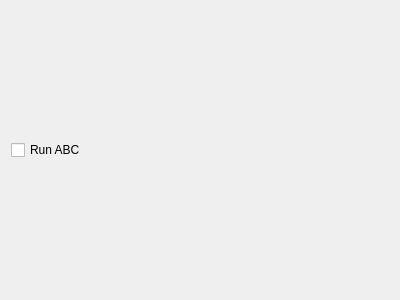
This is synthesisoptions.ui in libresilicon/qtflow as Qt 5 draws it before an edit. The edited form follows.
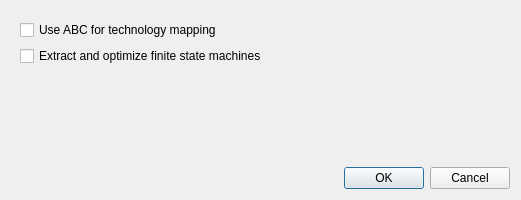
This is the edited form.

The edit to the form file:
```diff
--- a/synthesisoptions.ui
+++ b/synthesisoptions.ui
@@ -6,18 +6,51 @@
    <rect>
     <x>0</x>
     <y>0</y>
-    <width>400</width>
-    <height>300</height>
+    <width>521</width>
+    <height>200</height>
    </rect>
   </property>
   <property name="windowTitle">
    <string>Form</string>
   </property>
-  <layout class="QGridLayout" name="gridLayout">
-   <item row="0" column="0">
-    <widget class="QCheckBox" name="checkBoxRunABC">
-     <property name="text">
-      <string>Run ABC</string>
+  <layout class="QVBoxLayout" name="verticalLayout_2">
+   <item>
+    <widget class="QWidget" name="widget" native="true">
+     <layout class="QVBoxLayout" name="verticalLayout">
+      <item>
+       <widget class="QCheckBox" name="checkBoxRunABC">
+        <property name="text">
+         <string>Use ABC for technology mapping</string>
+        </property>
+       </widget>
+      </item>
+      <item>
+       <widget class="QCheckBox" name="checkBoxRunFSM">
+        <property name="text">
+         <string>Extract and optimize finite state machines</string>
+        </property>
+       </widget>
+      </item>
+      <item>
+       <spacer name="verticalSpacer">
+        <property name="orientation">
+         <enum>Qt::Vertical</enum>
+        </property>
+        <property name="sizeHint" stdset="0">
+         <size>
+          <width>20</width>
+          <height>40</height>
+         </size>
+        </property>
+       </spacer>
+      </item>
+     </layout>
+    </widget>
+   </item>
+   <item>
+    <widget class="QDialogButtonBox" name="buttonBox">
+     <property name="standardButtons">
+      <set>QDialogButtonBox::Cancel|QDialogButtonBox::Ok</set>
      </property>
     </widget>
    </item>
```
Left out of the diff: 2 changed lines with no effect on the pictures.
